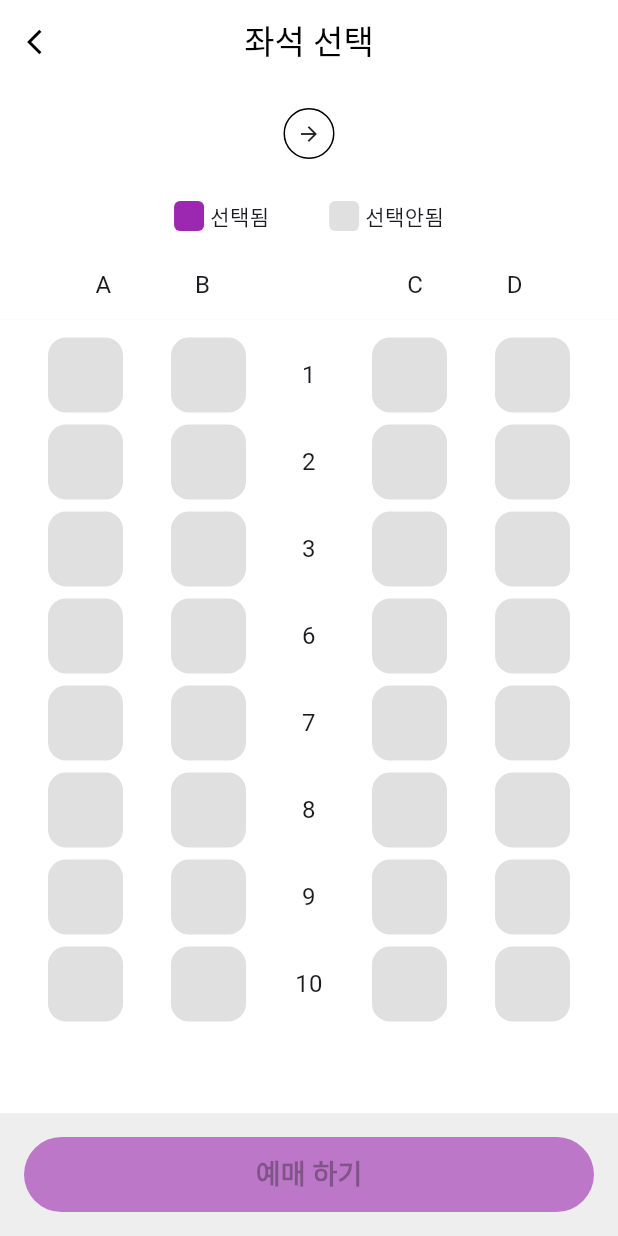
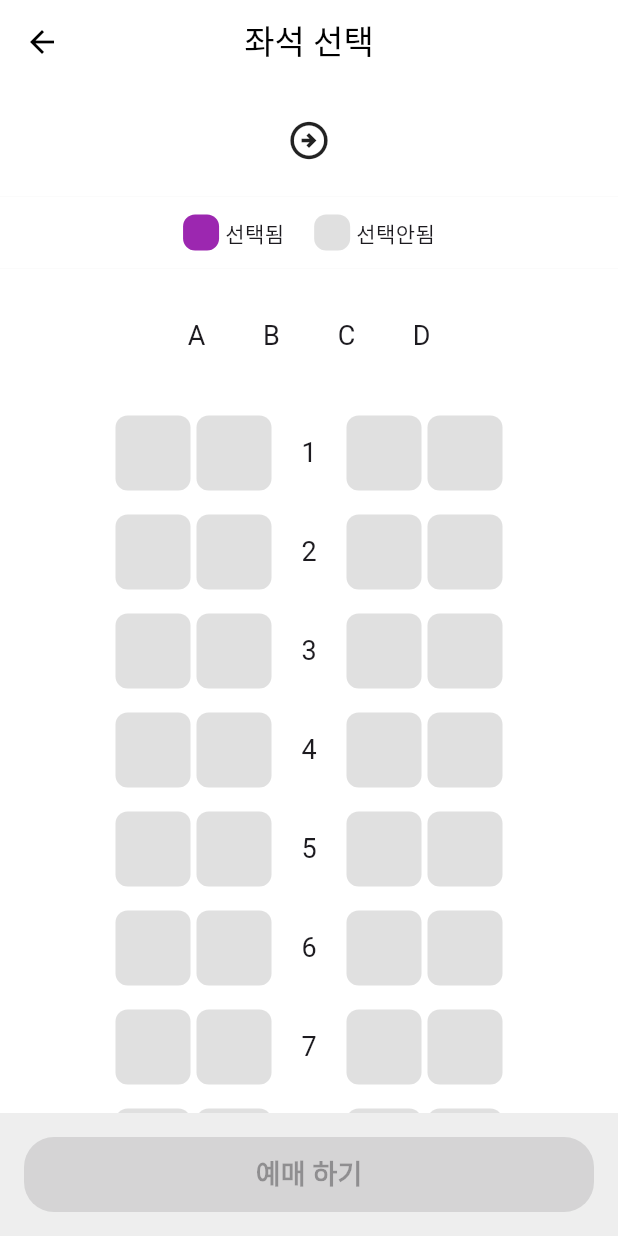
Before and after one commit to BominSon/SRT-Ticket, a Flutter app: the SeatPage screen opened directly with empty values, on a phone screen of 412 x 824 dp. Run offline on Flutter 3.47's test engine with Material 3 defaults, Android fonts, the phone set to English and light mode, and no system bars.

Commit message:
전체적인 seat page ui 수정

```diff
--- a/lib/seat_page.dart
+++ b/lib/seat_page.dart
@@ -42,35 +42,14 @@ class _SeatPageState extends State<SeatPage> {
     String row = seatId.substring(0, seatId.length - 1);
     String col = seatId.substring(seatId.length - 1);
 
-    showDialog(
+    showCupertinoDialog(
       context: context,
-      builder: (context) => AlertDialog(
-        shape: RoundedRectangleBorder(
-          borderRadius: BorderRadius.circular(15),
-        ),
-        contentPadding: EdgeInsets.zero,
-        content: Column(
-          mainAxisSize: MainAxisSize.min,
-          children: [
-            Padding(
-              padding: const EdgeInsets.all(16.0),
-              child: Column(
-                children: [
-                  const Text(
-                    '예매 하시겠습니까?',
-                    style: TextStyle(fontSize: 18, fontWeight: FontWeight.bold),
-                  ),
-                  const SizedBox(height: 10),
-                  Text('좌석 : $row-$col'), // 좌석 번호 표시 형식 변경
-                ],
-              ),
-            ),
-            const Divider(height: 1),
-            IntrinsicHeight(
-              child: Row(
-                children: [
-                  Expanded(
-                    child: TextButton(
+      builder: (context) => CupertinoAlertDialog(
+        title: const Text('예매 하시겠습니까?'),
+        content: Text('${widget.departureStation}에서 ${widget.arrivalStation}까지 1개의 좌석이 예매됩니다.'),
+        actions: [
+          CupertinoDialogAction(
+            child: const Text('취소'),
             onPressed: () {
               setState(() {
                 selectedSeats.remove(seatId);
@@ -78,31 +57,16 @@ class _SeatPageState extends State<SeatPage> {
               });
               Navigator.pop(context);
             },
-                      style: TextButton.styleFrom(
-                        foregroundColor: Colors.red,
-                        padding: const EdgeInsets.symmetric(vertical: 16),
           ),
-                      child: const Text('취소', style: TextStyle(fontSize: 16)),
-                    ),
-                  ),
-                  const VerticalDivider(width: 1),
-                  Expanded(
-                    child: TextButton(
+          CupertinoDialogAction(
+            child: const Text('확인'),
             onPressed: () {
               Navigator.pop(context);
+              Navigator.pop(context);
+              Navigator.pop(context);
             },
-                      style: TextButton.styleFrom(
-                        foregroundColor: Colors.blue,
-                        padding: const EdgeInsets.symmetric(vertical: 16),
-                      ),
-                      child: const Text('확인', style: TextStyle(fontSize: 16)),
-                    ),
           ),
         ],
-              ),
-            ),
-          ],
-        ),
       ),
     );
   }
@@ -112,13 +76,9 @@ class _SeatPageState extends State<SeatPage> {
     return Scaffold(
       backgroundColor: Colors.grey[200],
       appBar: AppBar(
-        backgroundColor: Colors.white,
+        // ❶ [앱바 타이틀] 별도의 스타일 지정 X - 중앙 정렬만 지정
         title: const Text('좌석 선택'),
         centerTitle: true,
-        leading: IconButton(
-          icon: const Icon(Icons.arrow_back_ios, size: 20),
-          onPressed: () => Navigator.pop(context),
-        ),
       ),
       body: Column(
         children: [
@@ -129,28 +89,30 @@ class _SeatPageState extends State<SeatPage> {
             child: Row(
               mainAxisAlignment: MainAxisAlignment.center,
               children: [
+                // ❷ [출발역] 글자 두께: FontWeight.bold 글자 색상: Colors.purple 글자 크기: 30
                 Text(
                   widget.departureStation,
                   style: const TextStyle(
-                    fontSize: 24,
+                    fontSize: 30,
                     fontWeight: FontWeight.bold,
                     color: Colors.purple,
                   ),
                 ),
-                const SizedBox(width: 15),
-                Container(
-                  padding: const EdgeInsets.all(8),
-                  decoration: BoxDecoration(
-                    shape: BoxShape.circle,
-                    border: Border.all(color: Colors.black),
+
+                // ❹ [화살표 아이콘] 아이콘 데이터: Icons.arrow_circle_right_outlined 아이콘 크기: 30
+                const Padding(
+                  padding: EdgeInsets.symmetric(horizontal: 10.0),
+                  child: Icon(
+                    Icons.arrow_circle_right_outlined,
+                    size: 30,
                   ),
-                  child: const Icon(Icons.arrow_forward, size: 16),
                 ),
-                const SizedBox(width: 15),
+
+                // ❸ [도착역] 글자 두께: FontWeight.bold 글자 색상: Colors.purple 글자 크기: 30
                 Text(
                   widget.arrivalStation,
                   style: const TextStyle(
-                    fontSize: 24,
+                    fontSize: 30,
                     fontWeight: FontWeight.bold,
                     color: Colors.purple,
                   ),
@@ -159,103 +121,144 @@ class _SeatPageState extends State<SeatPage> {
             ),
           ),
 
-          // 선택 상태 표시
+          // ❺ 좌석 상태 안내
           Container(
             padding: const EdgeInsets.symmetric(vertical: 12),
             color: Colors.white,
             child: Row(
               mainAxisAlignment: MainAxisAlignment.center,
               children: [
+                // 선택됨 상태 박스
                 Container(
-                  width: 20,
-                  height: 20,
+                  width: 24,
+                  height: 24,
                   decoration: BoxDecoration(
                     color: Colors.purple,
-                    borderRadius: BorderRadius.circular(4),
+                    borderRadius: BorderRadius.circular(8),
                   ),
                 ),
-                const SizedBox(width: 4),
-                const Text('선택됨'),
-                const SizedBox(width: 40),
+                const SizedBox(width: 4), // 간격 4
+                const Text('선택됨'), // 별도 스타일 지정 X
+
+                const SizedBox(width: 20), // 선택됨, 선택안됨 간격 20
+
+                // 선택안됨 상태 박스
                 Container(
-                  width: 20,
-                  height: 20,
+                  width: 24,
+                  height: 24,
                   decoration: BoxDecoration(
                     color: Colors.grey[300],
-                    borderRadius: BorderRadius.circular(4),
+                    borderRadius: BorderRadius.circular(8),
                   ),
                 ),
-                const SizedBox(width: 4),
-                const Text('선택안됨'),
+                const SizedBox(width: 4), // 간격 4
+                const Text('선택안됨'), // 별도 스타일 지정 X
               ],
             ),
           ),
 
-          // 좌석 레이블 (A, B, C, D)
+          // ❻❼ ABCD 레이블 및 좌석 리스트 영역
+          Expanded(
+            child: Container(
+              color: Colors.white,
+              child: Column(
+                children: [
+                  // ABCD 레이블 표시 (fontSize 18)
+                  Padding(
+                    padding: const EdgeInsets.only(top: 20.0),
+                    child: Row(
+                      mainAxisAlignment: MainAxisAlignment.center,
+                      children: [
                         Container(
-            padding: const EdgeInsets.symmetric(vertical: 12, horizontal: 8),
-            color: Colors.white,
-            child: Row(
-              mainAxisAlignment: MainAxisAlignment.spaceEvenly,
-              children: [
-                const Text('A', style: TextStyle(fontSize: 16)),
-                const Text('B', style: TextStyle(fontSize: 16)),
-                const SizedBox(width: 20),  // 중앙 공간
-                const Text('C', style: TextStyle(fontSize: 16)),
-                const Text('D', style: TextStyle(fontSize: 16)),
+                          width: 50,
+                          height: 50,
+                          alignment: Alignment.center,
+                          child: const Text(
+                            'A',
+                            style: TextStyle(fontSize: 18),
+                          ),
+                        ),
+                        Container(
+                          width: 50,
+                          height: 50,
+                          alignment: Alignment.center,
+                          child: const Text(
+                            'B',
+                            style: TextStyle(fontSize: 18),
+                          ),
+                        ),
+                        Container(
+                          width: 50,
+                          height: 50,
+                          alignment: Alignment.center,
+                          child: const Text(
+                            'C',
+                            style: TextStyle(fontSize: 18),
+                          ),
+                        ),
+                        Container(
+                          width: 50,
+                          height: 50,
+                          alignment: Alignment.center,
+                          child: const Text(
+                            'D',
+                            style: TextStyle(fontSize: 18),
+                          ),
+                        ),
                       ],
                     ),
                   ),
 
-          // 좌석 리스트 영역
+                  // ❿ 좌석 리스트뷰 영역
                   Expanded(
-            child: Container(
-              color: Colors.white,
                     child: ListView.builder(
-                padding: const EdgeInsets.symmetric(vertical: 8.0),
-                itemCount: 10,
+                      padding: const EdgeInsets.symmetric(vertical: 20.0),
+                      itemCount: 20, // 총 20개의 행
                       itemBuilder: (context, index) {
                         final rowNumber = index + 1;
-                  // 행 번호 5 표시 건너뛰기
-                  if (rowNumber == 4 || rowNumber == 5) {
-                    return const SizedBox.shrink();
-                  }
-
                         return Padding(
-                    padding: const EdgeInsets.symmetric(vertical: 4.0),
+                          padding: const EdgeInsets.symmetric(vertical: 8.0), // 세로 간격 8
                           child: Row(
-                      mainAxisAlignment: MainAxisAlignment.spaceEvenly,
+                            mainAxisAlignment: MainAxisAlignment.center, // 내용 가운데 정렬
                             children: [
                               // A열 좌석
-                        _buildSeat('$rowNumber${'A'}'),
+                              _buildSeat('${rowNumber}A'),
+
+                              const SizedBox(width: 4), // 가로 간격 4
 
                               // B열 좌석
-                        _buildSeat('$rowNumber${'B'}'),
+                              _buildSeat('${rowNumber}B'),
 
                               // 행 번호
-                        SizedBox(
-                          width: 20,
+                              Container(
+                                width: 50,
+                                height: 50,
+                                alignment: Alignment.center,
                                 child: Text(
                                   '$rowNumber',
-                            style: const TextStyle(fontSize: 16),
-                            textAlign: TextAlign.center,
+                                  style: const TextStyle(fontSize: 18),
                                 ),
                               ),
 
                               // C열 좌석
-                        _buildSeat('$rowNumber${'C'}'),
+                              _buildSeat('${rowNumber}C'),
+
+                              const SizedBox(width: 4), // 가로 간격 4
 
                               // D열 좌석
-                        _buildSeat('$rowNumber${'D'}'),
+                              _buildSeat('${rowNumber}D'),
                             ],
                           ),
                         );
                       },
                     ),
                   ),
+                ],
+              ),
+            ),
           ),
 
-          // 예매하기 버튼
+          // ❾ 예매하기 버튼
           Padding(
             padding: const EdgeInsets.all(16.0),
             child: SizedBox(
@@ -264,18 +267,17 @@ class _SeatPageState extends State<SeatPage> {
               child: ElevatedButton(
                 onPressed: selectedSeats.isNotEmpty ? () {} : null,
                 style: ElevatedButton.styleFrom(
-                  backgroundColor: Colors.purple,
-                  foregroundColor: Colors.white,
+                  backgroundColor: Colors.purple, // 버튼 색상: Colors.purple
+                  foregroundColor: Colors.white, // 글자 색상: Colors.white
                   shape: RoundedRectangleBorder(
-                    borderRadius: BorderRadius.circular(25),
+                    borderRadius: BorderRadius.circular(20), // 모서리 둥글기: 20
                   ),
-                  disabledBackgroundColor: Colors.purple.withOpacity(0.6),
                 ),
                 child: const Text(
                   '예매 하기',
                   style: TextStyle(
-                    fontSize: 18,
-                    fontWeight: FontWeight.bold,
+                    fontSize: 18, // 글자 크기: 18
+                    fontWeight: FontWeight.bold, // 글자 두께: FontWeight.bold
                   ),
                 ),
               ),
@@ -286,19 +288,16 @@ class _SeatPageState extends State<SeatPage> {
     );
   }
 
-  // 좌석 위젯 빌더
+  // ❽ 좌석 위젯 빌더
   Widget _buildSeat(String seatId) {
     final bool isSelected = selectedSeats.contains(seatId);
 
-    return GestureDetector(
-      onTap: () => _toggleSeat(seatId),
-      child: Container(
-        width: 50,
-        height: 50,
+    return Container(
+      width: 50, // 너비: 50
+      height: 50, // 높이: 50
       decoration: BoxDecoration(
-          color: isSelected ? Colors.purple : Colors.grey[300],
-          borderRadius: BorderRadius.circular(12),
-        ),
+        color: isSelected ? Colors.purple : Colors.grey[300], // 색상: 선택됨 - Colors.purple, 선택안됨 - Colors.grey[300]
+        borderRadius: BorderRadius.circular(8), // 모서리 둥글기: 8
       ),
     );
   }
```
Lines whose indentation alone changed are shown as unchanged.
